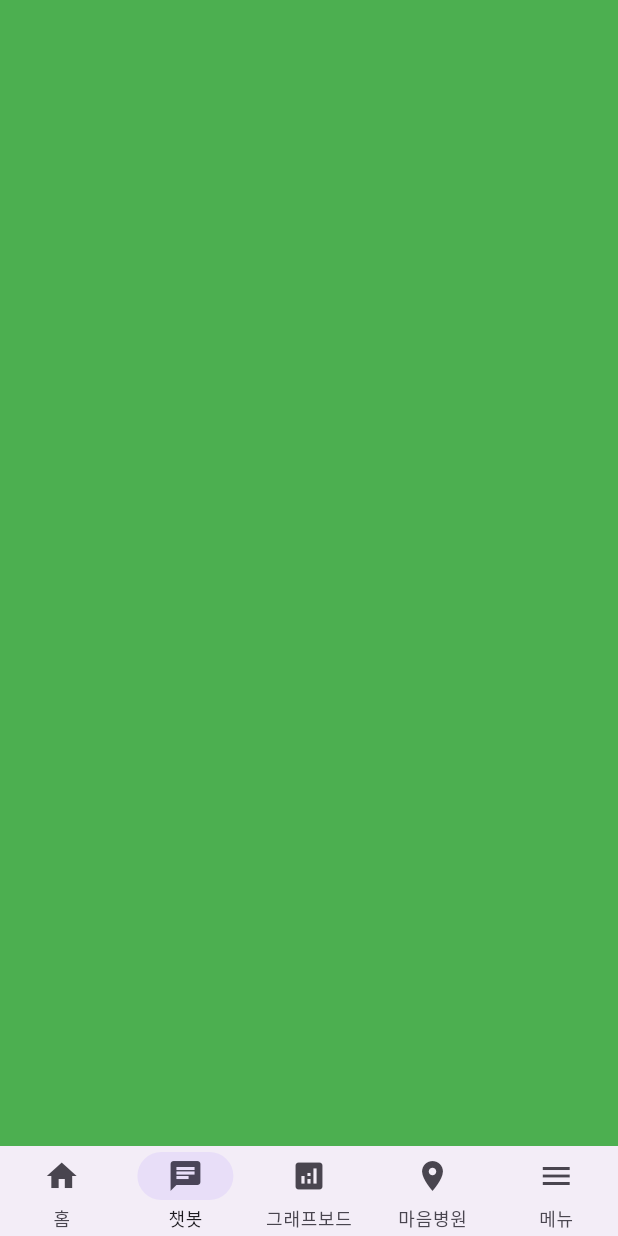
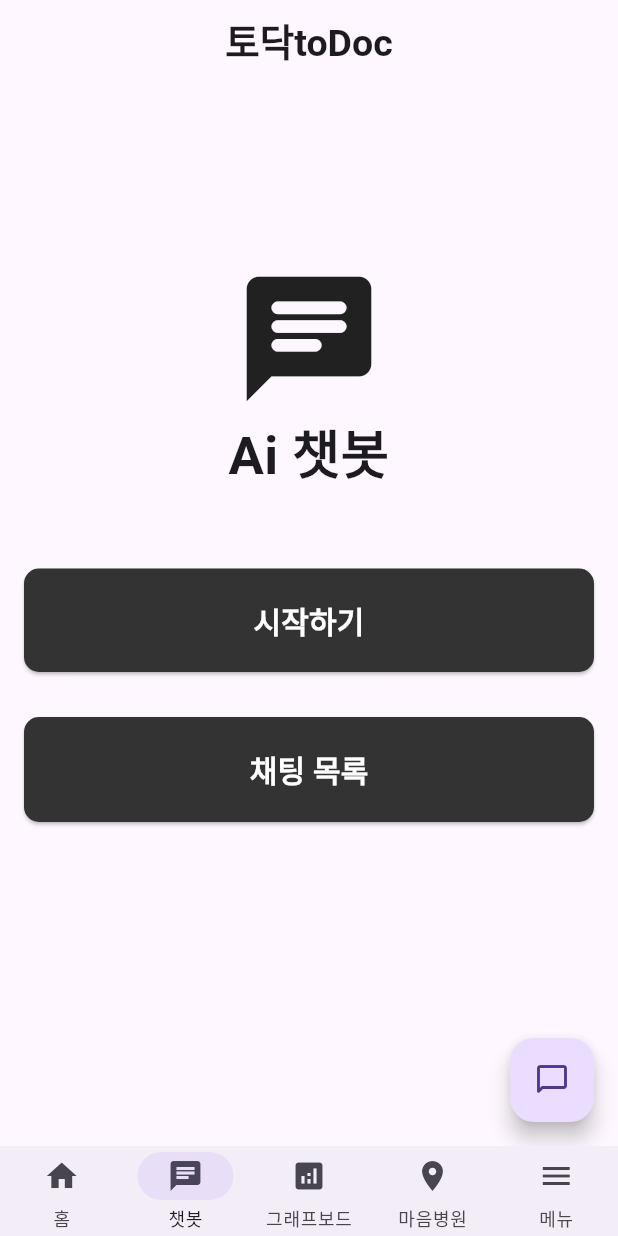
Before and after one commit to jeongwoo-gobroad/Project-toDoctoDoc, a Flutter app: the NavigationMenu screen opened directly, item 2 of the bottom bar chosen, on a phone screen of 412 x 824 dp. Run offline on Flutter 3.47's test engine with Material 3 defaults, Android fonts, the phone set to English and light mode, and no system bars; our stand-ins replace bubble, get, jwt_decoder, shared_preferences, socket_io_client; missing offline and left inert: remedi_kopo; accounts and stored records are empty; network calls fail.

Commit message:
added_ai_chat

```diff
--- /dev/null
+++ b/Frontend/lib/ai_chat_main.dart
@@ -0,0 +1,89 @@
+import 'package:flutter/material.dart';
+import 'package:get/get.dart';
+import 'package:to_doc/aboutpage.dart';
+import 'ai_chat_sub.dart';
+
+class AichatMain extends StatelessWidget {
+  const AichatMain({super.key});
+
+  @override
+  Widget build(BuildContext context) {
+    return Scaffold(
+      floatingActionButton: FloatingActionButton(
+        onPressed: () {},
+        child: const Icon(Icons.chat_bubble_outline_rounded),
+
+      ),
+
+      appBar: AppBar(
+        centerTitle: true,
+        title: InkWell(
+          onTap: () {
+            /*to about page*/
+            Get.to(() => Aboutpage());
+          },
+          child: Text('토닥toDoc',
+              style: TextStyle(fontSize: 25, fontWeight: FontWeight.bold)),
+        ),
+        actions: [
+        ],
+      ),
+
+      body: Center(
+
+        child: Padding(
+          padding: const EdgeInsets.symmetric(horizontal: 16, vertical: 120),
+          child: Column(
+            mainAxisAlignment: MainAxisAlignment.start,
+            children: [Icon(Icons.chat_rounded, size: 100,),
+              Text(
+                'Ai 챗봇',
+                textAlign: TextAlign.center,
+                style: TextStyle(
+                  fontSize: 35,
+                  fontWeight: FontWeight.bold,
+                ),
+
+              ),
+              SizedBox(height: 50),
+              ElevatedButton(
+                  style: ElevatedButton.styleFrom(
+                      backgroundColor: const Color.fromARGB(255, 51, 51, 51),
+                      padding: EdgeInsets.symmetric(vertical: 20, horizontal: 10),
+                      foregroundColor: const Color.fromARGB(255, 51, 51, 51),
+                      minimumSize: const Size(double.infinity, 10),
+                      shape: RoundedRectangleBorder(
+                        borderRadius: BorderRadius.circular(10),
+                      )
+                  ),
+                  onPressed: (){Get.to(()=> AiChatSub());},
+                  child: Text('시작하기', style: TextStyle(
+                      fontWeight: FontWeight.bold,
+                      fontSize: 20,
+                      color: Colors.white),),
+                ),
+              SizedBox(height: 30,),
+              ElevatedButton(
+                style: ElevatedButton.styleFrom(
+                    backgroundColor: const Color.fromARGB(255, 51, 51, 51),
+                    padding: EdgeInsets.symmetric(vertical: 20, horizontal: 10),
+                    foregroundColor: const Color.fromARGB(255, 51, 51, 51),
+                    minimumSize: const Size(double.infinity, 10),
+                    shape: RoundedRectangleBorder(
+                      borderRadius: BorderRadius.circular(10),
+                    )
+                ),
+                onPressed: (){Get.to(()=> /**/());},
+                child: Text('채팅 목록', style: TextStyle(
+                    fontWeight: FontWeight.bold,
+                    fontSize: 20,
+                    color: Colors.white),),
+              ),
+
+            ],
+          ),
+        )
+      ),
+    );
+  }
+}
--- a/Frontend/lib/navigation_menu.dart
+++ b/Frontend/lib/navigation_menu.dart
@@ -1,6 +1,7 @@
 import 'package:flutter/material.dart';
 import 'package:get/get.dart';
 import 'package:to_doc/home.dart';
+import 'ai_chat_main.dart';
 
 class NavigationMenu extends StatelessWidget {
   const NavigationMenu({super.key});
@@ -38,6 +39,6 @@ class NavigationMenu extends StatelessWidget {
 class NavigationController extends GetxController{
   final Rx<int> selectedIndex = 0.obs; //home 상태관리
 
-  final screens = [Home(), Container(color: Colors.green), Container(color: Colors.red), Container(color: Colors.blue), Container(color: Colors.purple)];
+  final screens = [Home(), AichatMain(), Container(color: Colors.red), Container(color: Colors.blue), Container(color: Colors.purple)];
 
 }
--- a/Frontend/pubspec.yaml
+++ b/Frontend/pubspec.yaml
@@ -43,6 +43,10 @@ dependencies:
   remedi_kopo: ^0.0.2
   simple_animations: ^5.1.0
   intl: ^0.18.1
+
+  socket_io_client: ^3.0.2
+  bubble: ^1.2.1
+
 
 dev_dependencies:
   flutter_test:
```
Also changed, not shown: Frontend/lib/ai_chat_sub.dart (added, +154 -0 lines), Frontend/lib/chat_object.dart (added, +11 -0 lines), Frontend/lib/chat_socket_service.dart (added, +67 -0 lines), Frontend/lib/controllers/aichat_controller.dart (renamed from Frontend/lib/controllers/feed_controller.dart, +14 -10 lines), Frontend/lib/controllers/aichat_delete_coltroller.dart (added, +51 -0 lines), Frontend/lib/controllers/aichat_save_coltroller.dart (added, +52 -0 lines), Frontend/lib/controllers/view_controller.dart (deleted, +0 -70 lines).
